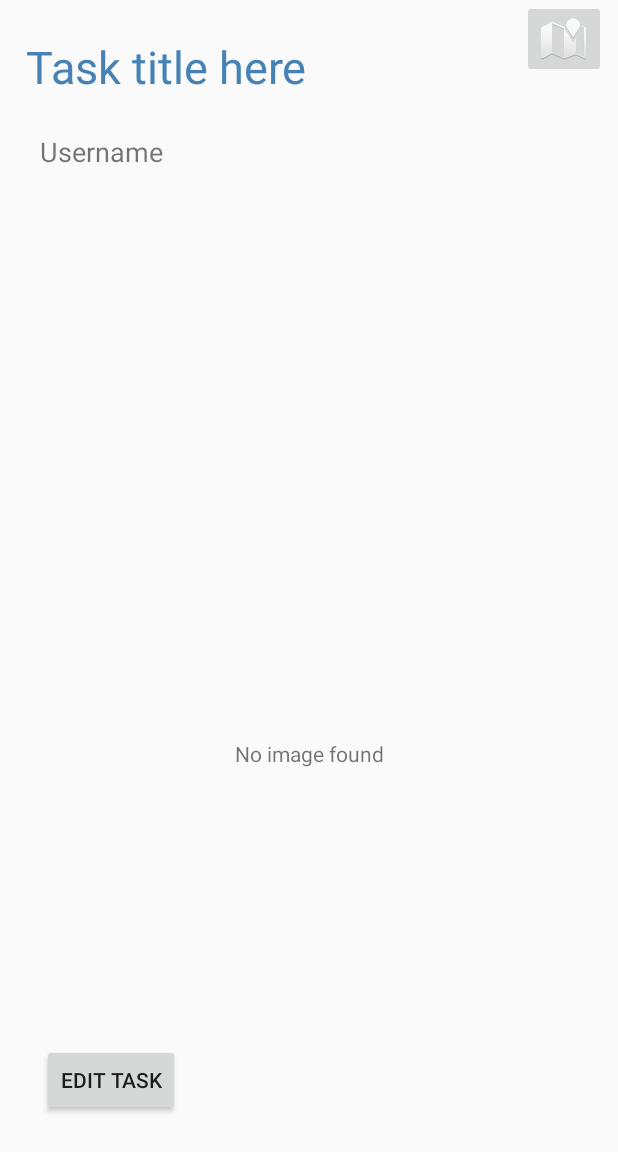
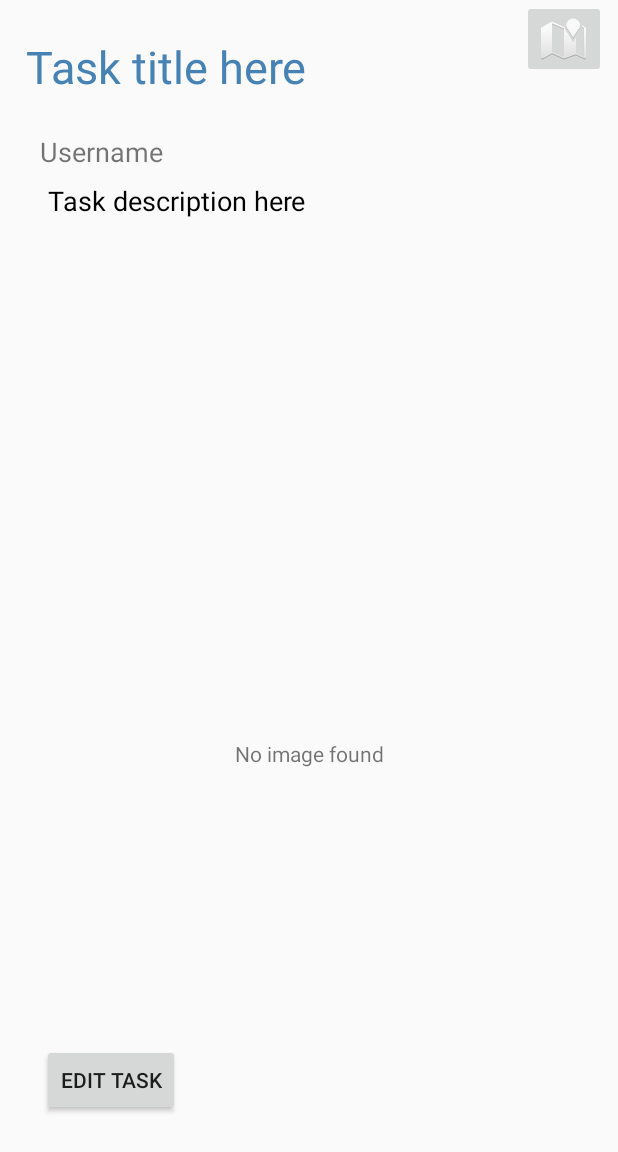
Before and after one commit to CMPUT301W18T16/SpaghettiCodeHQ, an Android app: the SingleTaskActivity screen opened directly, with no data from a screen before it, on a phone screen of 412 x 824 dp, the part 84-1236 px from its top. Run offline under Robolectric (Android 15) with nearby library versions, the phone set to English and light mode, and no system bars; libraries missing offline, so code that uses them is left out: com.searchly.jestdroid, io.searchbox.client, io.searchbox.core; 9 statements that could not run were skipped.

Commit message:
Small fix

```diff
--- a/Mercenary/app/src/main/res/layout/single_task_activity.xml
+++ b/Mercenary/app/src/main/res/layout/single_task_activity.xml
@@ -31,13 +31,14 @@
         android:layout_marginEnd="8dp"
         android:layout_marginLeft="16dp"
         android:layout_marginStart="8dp"
+        android:layout_marginTop="8dp"
         android:text="Task description here"
         android:textColor="@color/colorAccent"
         android:textSize="18sp"
         app:layout_constraintEnd_toEndOf="parent"
         app:layout_constraintLeft_toLeftOf="parent"
         app:layout_constraintStart_toStartOf="parent"
-        tools:layout_editor_absoluteY="187dp" />
+        app:layout_constraintTop_toBottomOf="@+id/usernameText" />
 
     <TextView
         android:id="@+id/byte_img"
```
